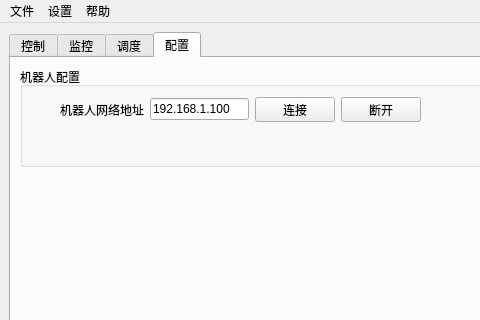
Qt form python_test/python_test/ui_main.ui (myzonexu/git_test) before a commit; both pictures show x 0 to 480 and y 0 to 320 of the 1024 by 768 pixel window.
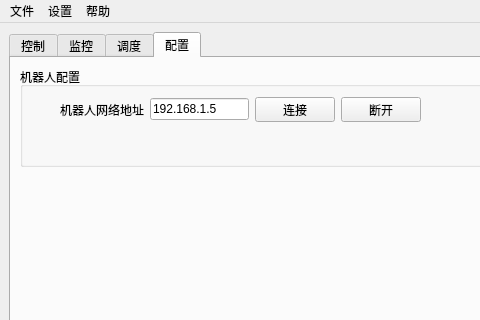
The same form after that commit. The open tabs and pages were chosen to show the change.

What changed in the file:
```diff
--- a/python_test/python_test/ui_main.ui
+++ b/python_test/python_test/ui_main.ui
@@ -1222,7 +1222,7 @@
             <item>
              <widget class="QLineEdit" name="lineEdit_2">
               <property name="text">
-               <string>192.168.1.100</string>
+               <string>192.168.1.5</string>
               </property>
              </widget>
             </item>
```
Left out of the diff: 20 changed lines with no effect on the pictures.
